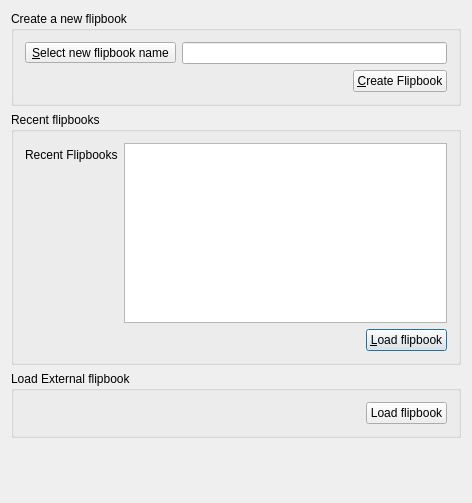
Before: the Qt Designer form krita/ui/forms/wdgflipbookselector.ui in KDE/calligra, drawn with Qt 5.
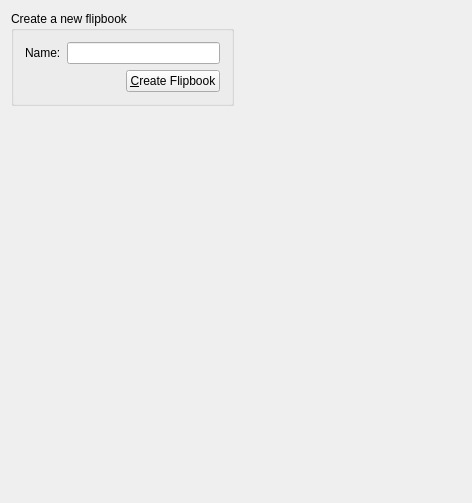
After: the same form once the commit is applied.

Commit message: Make it possible to create new flipbooks

Diff of the .ui file:
```diff
--- a/krita/ui/forms/wdgflipbookselector.ui
+++ b/krita/ui/forms/wdgflipbookselector.ui
@@ -13,8 +13,8 @@
   <property name="windowTitle">
    <string>New Image</string>
   </property>
-  <layout class="QVBoxLayout" name="verticalLayout_4">
-   <item>
+  <layout class="QGridLayout" name="gridLayout">
+   <item row="0" column="0">
     <widget class="QGroupBox" name="groupBox">
      <property name="title">
       <string>Create a new flipbook</string>
@@ -23,19 +23,16 @@
       <item>
        <layout class="QHBoxLayout" name="horizontalLayout_3">
         <item>
-         <widget class="QToolButton" name="bnGetFlipbookName">
-          <property name="toolTip">
-           <string>Select an existing flipbook or create a new one</string>
-          </property>
+         <widget class="QLabel" name="label">
           <property name="text">
-           <string>&amp;Select new flipbook name</string>
+           <string>Name:</string>
           </property>
          </widget>
         </item>
         <item>
          <widget class="QLineEdit" name="txtFlipbookName">
           <property name="readOnly">
-           <bool>true</bool>
+           <bool>false</bool>
           </property>
          </widget>
         </item>
@@ -68,90 +65,20 @@
      </layout>
     </widget>
    </item>
-   <item>
-    <widget class="QGroupBox" name="groupBox_2">
-     <property name="title">
-      <string>Recent flipbooks</string>
+   <item row="0" column="1">
+    <spacer name="horizontalSpacer">
+     <property name="orientation">
+      <enum>Qt::Horizontal</enum>
      </property>
-     <layout class="QVBoxLayout" name="verticalLayout_2">
-      <item>
-       <layout class="QFormLayout" name="formLayout">
-        <item row="0" column="0">
-         <widget class="QLabel" name="label">
-          <property name="text">
-           <string>Recent Flipbooks</string>
-          </property>
-         </widget>
-        </item>
-        <item row="0" column="1">
-         <widget class="QListWidget" name="listFlipbooks"/>
-        </item>
-       </layout>
-      </item>
-      <item>
-       <layout class="QHBoxLayout" name="horizontalLayout">
-        <item>
-         <spacer name="horizontalSpacer">
-          <property name="orientation">
-           <enum>Qt::Horizontal</enum>
-          </property>
-          <property name="sizeHint" stdset="0">
-           <size>
-            <width>40</width>
-            <height>20</height>
-           </size>
-          </property>
-         </spacer>
-        </item>
-        <item>
-         <widget class="QPushButton" name="bnLoadFlipbook">
-          <property name="text">
-           <string>&amp;Load flipbook</string>
-          </property>
-          <property name="default">
-           <bool>true</bool>
-          </property>
-         </widget>
-        </item>
-       </layout>
-      </item>
-     </layout>
-    </widget>
-   </item>
-   <item>
-    <widget class="QGroupBox" name="groupBox_3">
-     <property name="title">
-      <string>Load External flipbook</string>
+     <property name="sizeHint" stdset="0">
+      <size>
+       <width>227</width>
+       <height>20</height>
+      </size>
      </property>
-     <layout class="QVBoxLayout" name="verticalLayout_3">
-      <item>
-       <layout class="QHBoxLayout" name="horizontalLayout_4">
-        <item>
-         <spacer name="horizontalSpacer_3">
-          <property name="orientation">
-           <enum>Qt::Horizontal</enum>
-          </property>
-          <property name="sizeHint" stdset="0">
-           <size>
-            <width>40</width>
-            <height>20</height>
-           </size>
-          </property>
-         </spacer>
-        </item>
-        <item>
-         <widget class="QPushButton" name="bnLoad">
-          <property name="text">
-           <string>Load flipbook</string>
-          </property>
-         </widget>
-        </item>
-       </layout>
-      </item>
-     </layout>
-    </widget>
+    </spacer>
    </item>
-   <item>
+   <item row="1" column="0">
     <spacer name="verticalSpacer">
      <property name="orientation">
       <enum>Qt::Vertical</enum>
```
The commit also changes 3 other files.
